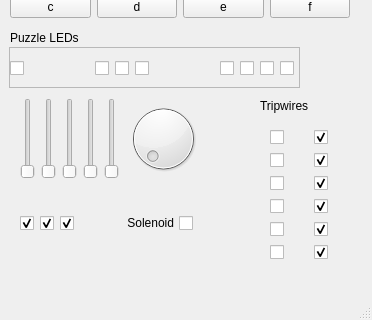
This is qt/qt_graphics.ui in Akm0d/project_theseus as Qt 5 draws it before an edit; both pictures show x 0 to 372 and y 152 to 472 of the 372 by 472 pixel window. The edited form follows.
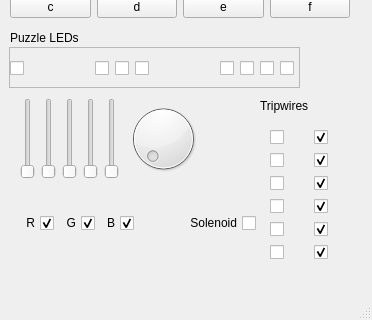
This is the edited form.

Commit message: Create Qt Gui from serve.py with mock flack

```diff
--- a/qt/qt_graphics.ui
+++ b/qt/qt_graphics.ui
@@ -264,7 +264,7 @@
      <rect>
       <x>10</x>
       <y>350</y>
-      <width>201</width>
+         <width>251</width>
       <height>51</height>
      </rect>
     </property>
@@ -273,15 +273,18 @@
       <rect>
        <x>10</x>
        <y>10</y>
-       <width>173</width>
+          <width>236</width>
        <height>31</height>
       </rect>
      </property>
      <layout class="QHBoxLayout" name="horizontalLayout_4">
       <item>
        <widget class="QCheckBox" name="wire_red">
+           <property name="layoutDirection">
+               <enum>Qt::RightToLeft</enum>
+           </property>
         <property name="text">
-         <string/>
+            <string>R</string>
         </property>
         <property name="checked">
          <bool>true</bool>
@@ -290,8 +293,11 @@
       </item>
       <item>
        <widget class="QCheckBox" name="wire_green">
+           <property name="layoutDirection">
+               <enum>Qt::RightToLeft</enum>
+           </property>
         <property name="text">
-         <string/>
+            <string>G</string>
         </property>
         <property name="checked">
          <bool>true</bool>
@@ -300,8 +306,11 @@
       </item>
       <item>
        <widget class="QCheckBox" name="wire_blue">
+           <property name="layoutDirection">
+               <enum>Qt::RightToLeft</enum>
+           </property>
         <property name="text">
-         <string/>
+            <string>B</string>
         </property>
         <property name="checked">
          <bool>true</bool>
```
The commit also changes 4 other files.
